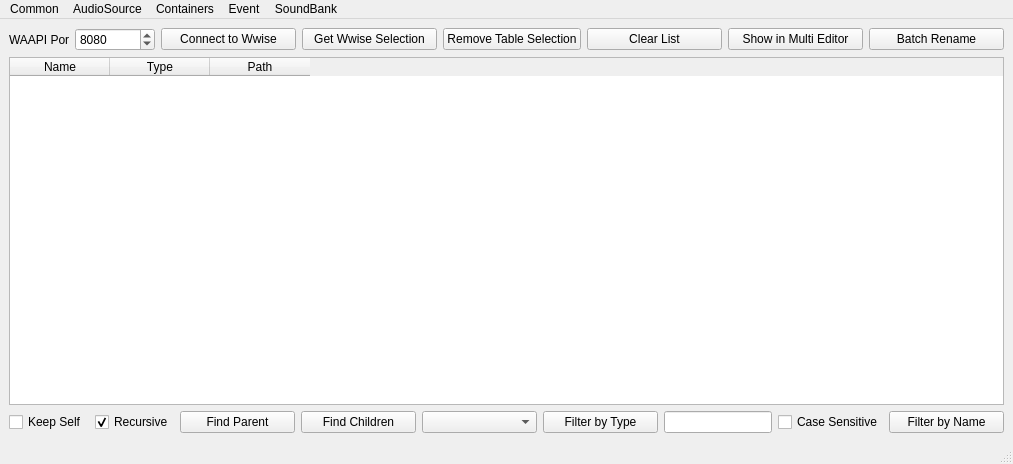
Above: WwiseTools/QtDesign/MainWindow.ui from victor647/AudioToolkit647 before the change. Below: the same form after it.
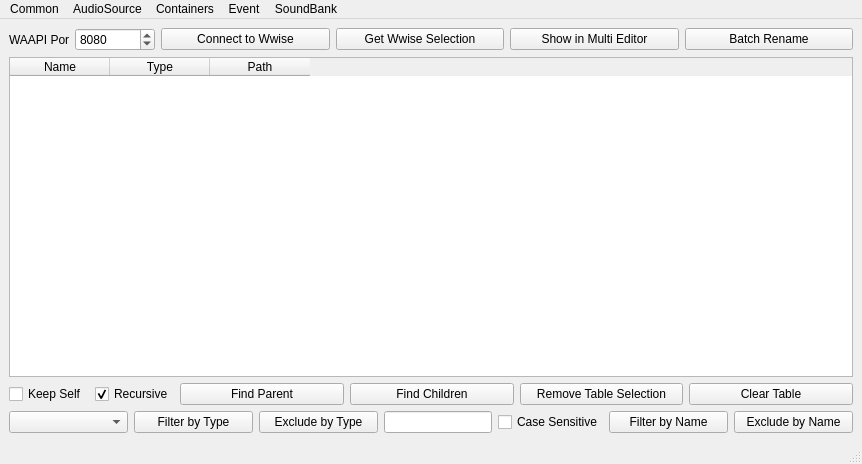
That is the form after the change.

What changed in the file:
```diff
--- a/WwiseTools/QtDesign/MainWindow.ui
+++ b/WwiseTools/QtDesign/MainWindow.ui
@@ -6,7 +6,7 @@
    <rect>
     <x>0</x>
     <y>0</y>
-    <width>1013</width>
+    <width>862</width>
     <height>464</height>
    </rect>
   </property>
@@ -63,20 +63,6 @@
         </property>
        </widget>
       </item>
-      <item>
-       <widget class="QPushButton" name="btnRemoveSelection">
-        <property name="text">
-         <string>Remove Table Selection</string>
-        </property>
-       </widget>
-      </item>
-      <item>
-       <widget class="QPushButton" name="btnClearObjects">
-        <property name="text">
-         <string>Clear List</string>
-        </property>
-       </widget>
-      </item>
       <item>
        <widget class="QPushButton" name="btnMultiEditor">
         <property name="text">
@@ -116,7 +102,7 @@
      </widget>
     </item>
     <item>
-     <layout class="QHBoxLayout" name="horizontalLayout_3">
+     <layout class="QHBoxLayout" name="horizontalLayout_2">
       <item>
        <widget class="QCheckBox" name="cbxKeepSelf">
         <property name="maximumSize">
@@ -161,6 +147,24 @@
        </widget>
       </item>
       <item>
+       <widget class="QPushButton" name="btnRemoveSelection">
+        <property name="text">
+         <string>Remove Table Selection</string>
+        </property>
+       </widget>
+      </item>
+      <item>
+       <widget class="QPushButton" name="btnClearObjects">
+        <property name="text">
+         <string>Clear Table</string>
+        </property>
+       </widget>
+      </item>
+     </layout>
+    </item>
+    <item>
+     <layout class="QHBoxLayout" name="horizontalLayout_3">
+      <item>
        <widget class="QComboBox" name="cbbDescendantType"/>
       </item>
       <item>
@@ -170,6 +174,13 @@
         </property>
        </widget>
       </item>
+      <item>
+       <widget class="QPushButton" name="btnExcludeByType">
+        <property name="text">
+         <string>Exclude by Type</string>
+        </property>
+       </widget>
+      </item>
       <item>
        <widget class="QLineEdit" name="iptSelectionFilter">
         <property name="sizePolicy">
@@ -200,6 +211,13 @@
         </property>
        </widget>
       </item>
+      <item>
+       <widget class="QPushButton" name="btnExcludeByName">
+        <property name="text">
+         <string>Exclude by Name</string>
+        </property>
+       </widget>
+      </item>
      </layout>
     </item>
    </layout>
@@ -209,7 +227,7 @@
     <rect>
      <x>0</x>
      <y>0</y>
-     <width>1013</width>
+     <width>862</width>
      <height>23</height>
     </rect>
    </property>
```
